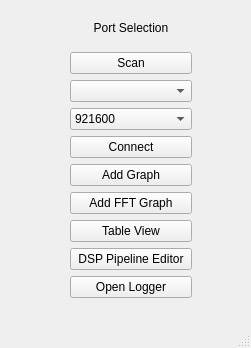
This is mainwindow.ui in eraydurak35/SerialPlotter as Qt 5 draws it before an edit. The edited form follows.
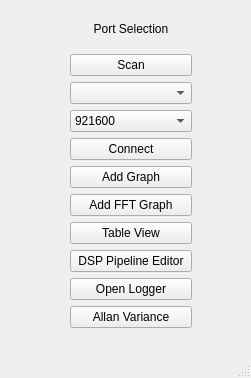
This is the edited form.

```diff
--- a/mainwindow.ui
+++ b/mainwindow.ui
@@ -7,7 +7,7 @@
     <x>0</x>
     <y>0</y>
     <width>251</width>
-    <height>348</height>
+    <height>378</height>
    </rect>
   </property>
   <property name="windowTitle">
@@ -20,7 +20,7 @@
       <x>70</x>
       <y>10</y>
       <width>122</width>
-      <height>288</height>
+      <height>318</height>
      </rect>
     </property>
     <layout class="QVBoxLayout" name="verticalLayout">
@@ -155,6 +155,13 @@
        </property>
       </widget>
      </item>
+     <item>
+      <widget class="QPushButton" name="allanVarianceButton">
+       <property name="text">
+        <string>Allan Variance</string>
+       </property>
+      </widget>
+     </item>
     </layout>
    </widget>
   </widget>
```
